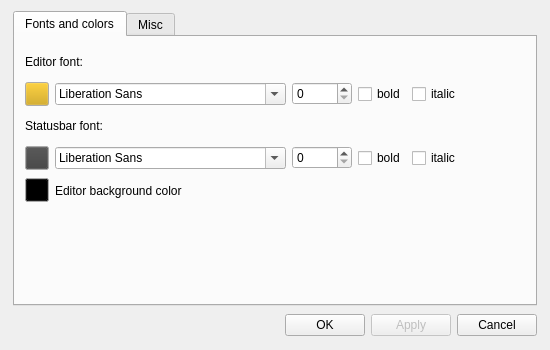
Old version of the form ui/optionsdialog.ui in the repository dbuksbaum/TextRoom.
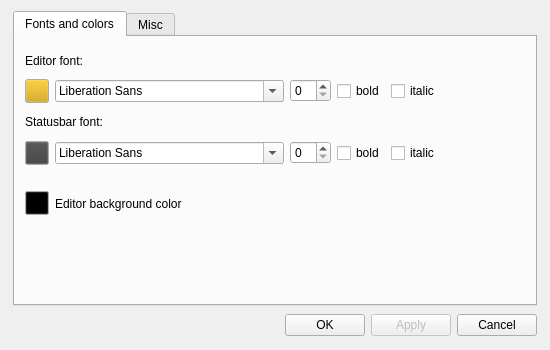
New version of the form.

What changed in the file:
```diff
--- a/ui/optionsdialog.ui
+++ b/ui/optionsdialog.ui
@@ -76,13 +76,13 @@
         <attribute name="title" >
          <string>Fonts and colors</string>
         </attribute>
-        <widget class="QWidget" name="layoutWidget" >
+        <widget class="QWidget" name="" >
          <property name="geometry" >
           <rect>
            <x>10</x>
-           <y>10</y>
-           <width>436</width>
-           <height>158</height>
+           <y>11</y>
+           <width>415</width>
+           <height>168</height>
           </rect>
          </property>
          <layout class="QVBoxLayout" >
@@ -289,6 +289,22 @@
             </item>
            </layout>
           </item>
+          <item>
+           <spacer>
+            <property name="orientation" >
+             <enum>Qt::Vertical</enum>
+            </property>
+            <property name="sizeType" >
+             <enum>QSizePolicy::Fixed</enum>
+            </property>
+            <property name="sizeHint" >
+             <size>
+              <width>111</width>
+              <height>20</height>
+             </size>
+            </property>
+           </spacer>
+          </item>
           <item>
            <layout class="QHBoxLayout" >
             <item>
@@ -378,7 +394,7 @@
            <x>10</x>
            <y>10</y>
            <width>411</width>
-           <height>133</height>
+           <height>211</height>
           </rect>
          </property>
          <layout class="QVBoxLayout" >
```
